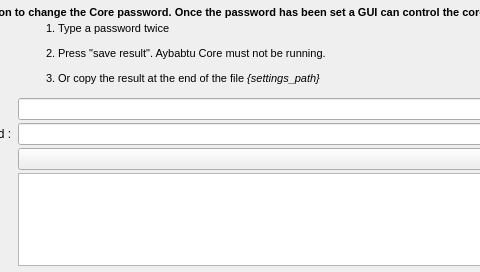
Qt form application/Tools/PasswordHasher/MainWindow.ui (Ummon/D-LAN) before a commit; both pictures show x 98 to 578 and y 0 to 272 of the 728 by 272 pixel window.
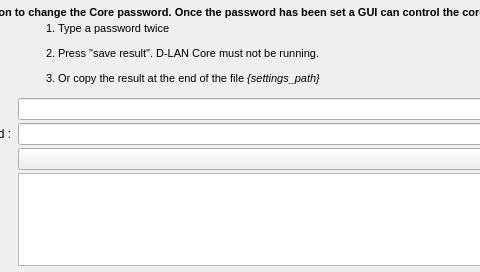
The same form after that commit. Icons and pictures are not drawn.

Commit message: Change the name of the application: "Aybabtu" -> "D-LAN"

```diff
--- a/application/Tools/PasswordHasher/MainWindow.ui
+++ b/application/Tools/PasswordHasher/MainWindow.ui
@@ -71,7 +71,7 @@
 p, li { white-space: pre-wrap; }
 &lt;/style&gt;&lt;/head&gt;&lt;body style=&quot; font-family:'MS Shell Dlg 2'; font-size:8.25pt; font-weight:400; font-style:normal;&quot;&gt;
 &lt;ol style=&quot;margin-top: 0px; margin-bottom: 0px; margin-left: 0px; margin-right: 0px; -qt-list-indent: 1;&quot;&gt;&lt;li style=&quot; font-size:8pt;&quot; style=&quot; margin-top:12px; margin-bottom:12px; margin-left:0px; margin-right:0px; -qt-block-indent:0; text-indent:0px;&quot;&gt;Type a password twice&lt;/li&gt;
-&lt;li style=&quot; font-size:8pt;&quot; style=&quot; margin-top:12px; margin-bottom:12px; margin-left:0px; margin-right:0px; -qt-block-indent:0; text-indent:0px;&quot;&gt;Press &amp;quot;save result&amp;quot;. Aybabtu Core must not be running.&lt;/li&gt;
+&lt;li style=&quot; font-size:8pt;&quot; style=&quot; margin-top:12px; margin-bottom:12px; margin-left:0px; margin-right:0px; -qt-block-indent:0; text-indent:0px;&quot;&gt;Press &amp;quot;save result&amp;quot;. D-LAN Core must not be running.&lt;/li&gt;
 &lt;li style=&quot; font-size:8pt;&quot; style=&quot; margin-top:12px; margin-bottom:12px; margin-left:0px; margin-right:0px; -qt-block-indent:0; text-indent:0px;&quot;&gt;Or copy the result at the end of the file &lt;span style=&quot; font-style:italic;&quot;&gt;{settings_path}&lt;/span&gt;&lt;/li&gt;&lt;/ol&gt;&lt;/body&gt;&lt;/html&gt;</string>
       </property>
       <property name="textFormat">
```
Left out of the diff: 2 changed lines with no effect on the pictures. The commit also changes 317 other files.
